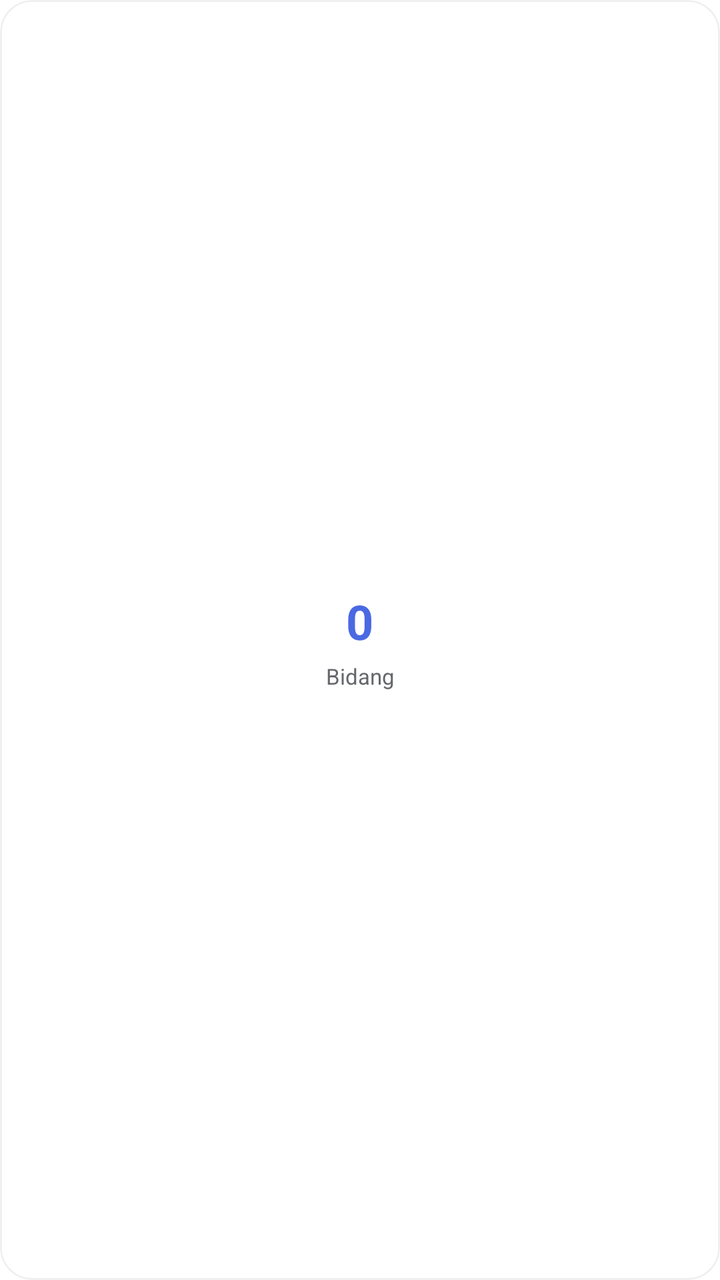
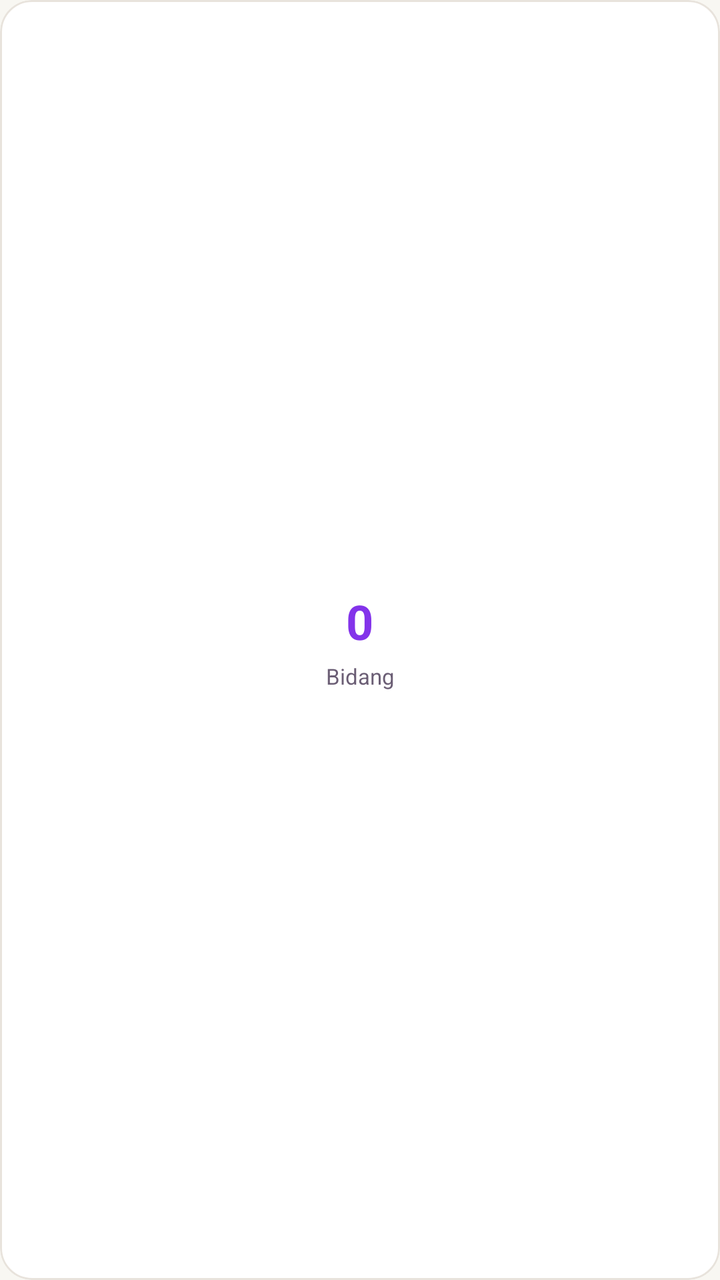

Two renders of the same Android screen: before a commit and after it. Below are the layout's source before the change and the commit's diff.
<!-- AndroidManifest.xml: application theme Theme.BkNova -->
<!-- res/layout/item_aum_statistik.xml -->
<?xml version="1.0" encoding="utf-8"?>
<com.google.android.material.card.MaterialCardView xmlns:android="http://schemas.android.com/apk/res/android"
    xmlns:app="http://schemas.android.com/apk/res-auto"
    android:layout_width="120dp"
    android:layout_height="100dp"
    android:layout_marginEnd="12dp"
    app:cardCornerRadius="16dp"
    app:cardElevation="0dp"
    app:cardBackgroundColor="@color/white"
    app:strokeColor="#F0F0F0"
    app:strokeWidth="1dp">

    <LinearLayout
        android:layout_width="match_parent"
        android:layout_height="match_parent"
        android:orientation="vertical"
        android:padding="12dp"
        android:gravity="center">

        <TextView
            android:id="@+id/tv_stat_count"
            android:layout_width="wrap_content"
            android:layout_height="wrap_content"
            android:text="0"
            android:textColor="@color/blue_primary"
            android:textSize="24sp"
            android:textStyle="bold" />

        <TextView
            android:id="@+id/tv_stat_label"
            android:layout_width="match_parent"
            android:layout_height="wrap_content"
            android:layout_marginTop="4dp"
            android:text="Bidang"
            android:textColor="#65676B"
            android:textSize="11sp"
            android:textAlignment="center"
            android:maxLines="2"
            android:ellipsize="end"/>
    </LinearLayout>
</com.google.android.material.card.MaterialCardView>
<!-- resources referenced by this layout -->
<resources>
  <color name="blue_primary">#4A69E2</color>
  <color name="white">#FFFFFFFF</color>
  <style name="Theme.BkNova" parent="Base.Theme.BkNova" />
  <style name="Base.Theme.BkNova" parent="Theme.Material3.Light.NoActionBar">
          
          
          <item name="android:windowBackground">@color/white</item>
      </style>
</resources>

<!-- the commit's change to res/layout/item_aum_statistik.xml (unified diff, before → after) -->
@@ -7,7 +7,7 @@
     app:cardCornerRadius="16dp"
     app:cardElevation="0dp"
     app:cardBackgroundColor="@color/white"
-    app:strokeColor="#F0F0F0"
+    app:strokeColor="@color/divider_color"
     app:strokeWidth="1dp">
 
     <LinearLayout
@@ -22,7 +22,7 @@
             android:layout_width="wrap_content"
             android:layout_height="wrap_content"
             android:text="0"
-            android:textColor="@color/blue_primary"
+            android:textColor="@color/brand_primary"
             android:textSize="24sp"
             android:textStyle="bold" />
 
@@ -32,7 +32,7 @@
             android:layout_height="wrap_content"
             android:layout_marginTop="4dp"
             android:text="Bidang"
-            android:textColor="#65676B"
+            android:textColor="@color/text_color_secondary"
             android:textSize="11sp"
             android:textAlignment="center"
             android:maxLines="2"
<!-- resource entries referenced after the edit -->
@@ -1,12 +1,60 @@
 <!-- resources referenced by this layout -->
 <resources>
-  <color name="blue_primary">#4A69E2</color>
+  <color name="brand_primary">#8333EA</color>
+  <color name="divider_color">#E8E3DC</color>
+  <color name="text_color_secondary">#6B5E75</color>
   <color name="white">#FFFFFFFF</color>
   <style name="Theme.BkNova" parent="Base.Theme.BkNova" />
   <style name="Base.Theme.BkNova" parent="Theme.Material3.Light.NoActionBar">
+  
           
+          <item name="colorPrimary">@color/brand_primary</item>
+          <item name="colorOnPrimary">@color/white</item>
+          <item name="colorPrimaryContainer">@color/brand_soft</item>
+          <item name="colorOnPrimaryContainer">@color/text_color_primary</item>
+  
+          <item name="colorSecondary">@color/accent_pink</item>
           
-          <item name="android:windowBackground">@color/white</item>
+          <item name="colorOnSecondary">@color/text_color_primary</item>
+          <item name="colorSecondaryContainer">@color/accent_pink_soft</item>
+          <item name="colorOnSecondaryContainer">@color/text_color_primary</item>
+  
+          <item name="colorTertiary">@color/accent_peach</item>
+          <item name="colorOnTertiary">@color/text_color_primary</item>
+          <item name="colorTertiaryContainer">@color/accent_peach_soft</item>
+          <item name="colorOnTertiaryContainer">@color/text_color_primary</item>
+  
+          <item name="colorSurface">@color/white</item>
+          <item name="colorOnSurface">@color/text_color_primary</item>
+          <item name="colorSurfaceVariant">@color/background_cream</item>
+          <item name="colorOnSurfaceVariant">@color/text_color_secondary</item>
+          <item name="android:colorBackground">@color/background_cream</item>
+          <item name="colorOnBackground">@color/text_color_primary</item>
+  
+          <item name="colorOutline">@color/divider_color</item>
+          <item name="colorOutlineVariant">@color/divider_color</item>
+  
+          <item name="colorError">@color/red_text</item>
+          <item name="colorOnError">@color/white</item>
+          <item name="colorErrorContainer">@color/red_light</item>
+          <item name="colorOnErrorContainer">@color/red_text</item>
+  
+          <item name="android:windowBackground">@color/background_cream</item>
+  
+          
+          <item name="android:statusBarColor">@color/white</item>
+          <item name="android:windowLightStatusBar">true</item>
+          <item name="android:navigationBarColor">@color/white</item>
+          <item name="android:windowLightNavigationBar" tools:targetApi="o_mr1">true</item>
       </style>
+  <color name="brand_soft">#F0E6FC</color>
+  <color name="text_color_primary">#2A1E33</color>
+  <color name="accent_pink">#FF7FAF</color>
+  <color name="accent_pink_soft">#FFECF3</color>
+  <color name="accent_peach">#FFC6BF</color>
+  <color name="accent_peach_soft">#FFE8E5</color>
+  <color name="background_cream">#F8F7F2</color>
+  <color name="red_text">#DC2626</color>
+  <color name="red_light">#FEE2E2</color>
 </resources>
 
